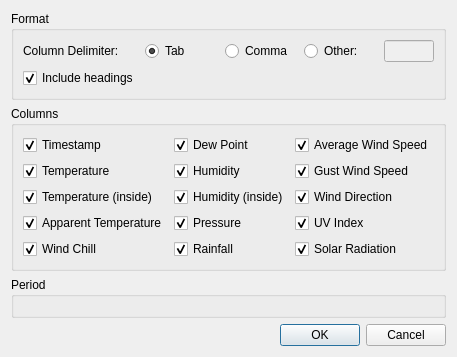
Above: desktop/exportdialog.ui from davidrg/zxweather before the change. Below: the same form after it.
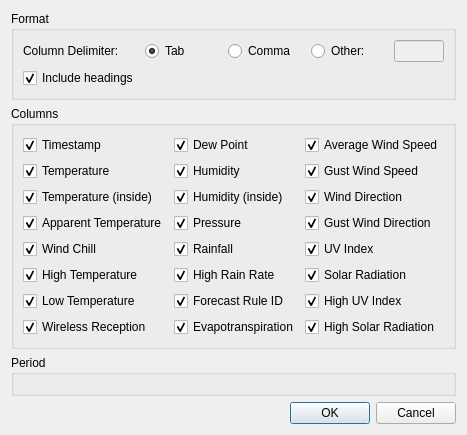
That is the form after the change. Icons and pictures are not drawn. Custom widgets are drawn as their Qt base class.

Commit message: Add support for reception, evapotranspiration, high_rain_rate and a selection of other davis-specific columns. Switched sample source over to the web UI rather than gnu-plot.

The edit to the form file:
```diff
--- a/desktop/exportdialog.ui
+++ b/desktop/exportdialog.ui
@@ -7,7 +7,7 @@
     <x>0</x>
     <y>0</y>
     <width>437</width>
-    <height>355</height>
+    <height>389</height>
    </rect>
   </property>
   <property name="windowTitle">
@@ -18,6 +18,9 @@
     <normaloff>:/icons/export-data</normaloff>:/icons/export-data</iconset>
   </property>
   <layout class="QVBoxLayout" name="verticalLayout">
+   <property name="sizeConstraint">
+    <enum>QLayout::SetFixedSize</enum>
+   </property>
    <item>
     <widget class="QGroupBox" name="groupBox">
      <property name="title">
@@ -87,6 +90,46 @@
       <string>Columns</string>
      </property>
      <layout class="QGridLayout" name="gridLayout_2">
+      <item row="6" column="2">
+       <widget class="QCheckBox" name="cbHighUVIndex">
+        <property name="text">
+         <string>High UV Index</string>
+        </property>
+        <property name="checked">
+         <bool>true</bool>
+        </property>
+       </widget>
+      </item>
+      <item row="5" column="2">
+       <widget class="QCheckBox" name="cbSolarRadiation">
+        <property name="text">
+         <string>Solar Radiation</string>
+        </property>
+        <property name="checked">
+         <bool>true</bool>
+        </property>
+       </widget>
+      </item>
+      <item row="4" column="2">
+       <widget class="QCheckBox" name="cbUVIndex">
+        <property name="text">
+         <string>UV Index</string>
+        </property>
+        <property name="checked">
+         <bool>true</bool>
+        </property>
+       </widget>
+      </item>
+      <item row="3" column="2">
+       <widget class="QCheckBox" name="cbGustWindDirection">
+        <property name="text">
+         <string>Gust Wind Direction</string>
+        </property>
+        <property name="checked">
+         <bool>true</bool>
+        </property>
+       </widget>
+      </item>
       <item row="0" column="0">
        <widget class="QCheckBox" name="cbTimestamp">
         <property name="text">
@@ -229,20 +272,70 @@
         </property>
        </widget>
       </item>
-      <item row="3" column="2">
-       <widget class="QCheckBox" name="cbUVIndex">
+      <item row="6" column="0">
+       <widget class="QCheckBox" name="cbLowTemperature">
         <property name="text">
-         <string>UV Index</string>
+         <string>Low Temperature</string>
         </property>
         <property name="checked">
          <bool>true</bool>
         </property>
        </widget>
       </item>
-      <item row="4" column="2">
-       <widget class="QCheckBox" name="cbSolarRadiation">
+      <item row="5" column="1">
+       <widget class="QCheckBox" name="cbHighRainRate">
         <property name="text">
-         <string>Solar Radiation</string>
+         <string>High Rain Rate</string>
+        </property>
+        <property name="checked">
+         <bool>true</bool>
+        </property>
+       </widget>
+      </item>
+      <item row="5" column="0">
+       <widget class="QCheckBox" name="cbHighTemperature">
+        <property name="text">
+         <string>High Temperature</string>
+        </property>
+        <property name="checked">
+         <bool>true</bool>
+        </property>
+       </widget>
+      </item>
+      <item row="7" column="2">
+       <widget class="QCheckBox" name="cbHighSolarRadiation">
+        <property name="text">
+         <string>High Solar Radiation</string>
+        </property>
+        <property name="checked">
+         <bool>true</bool>
+        </property>
+       </widget>
+      </item>
+      <item row="7" column="1">
+       <widget class="QCheckBox" name="cbEvapotranspiration">
+        <property name="text">
+         <string>Evapotranspiration</string>
+        </property>
+        <property name="checked">
+         <bool>true</bool>
+        </property>
+       </widget>
+      </item>
+      <item row="7" column="0">
+       <widget class="QCheckBox" name="cbWirelessReception">
+        <property name="text">
+         <string>Wireless Reception</string>
+        </property>
+        <property name="checked">
+         <bool>true</bool>
+        </property>
+       </widget>
+      </item>
+      <item row="6" column="1">
+       <widget class="QCheckBox" name="cbForecastRuleID">
+        <property name="text">
+         <string>Forecast Rule ID</string>
         </property>
         <property name="checked">
          <bool>true</bool>
```
Left out of the diff: 78 changed lines with no effect on the pictures. The commit also changes 37 other files.
